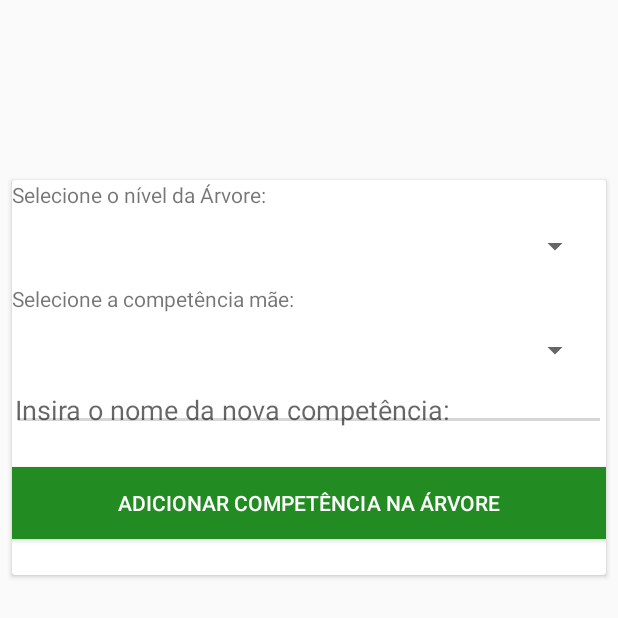
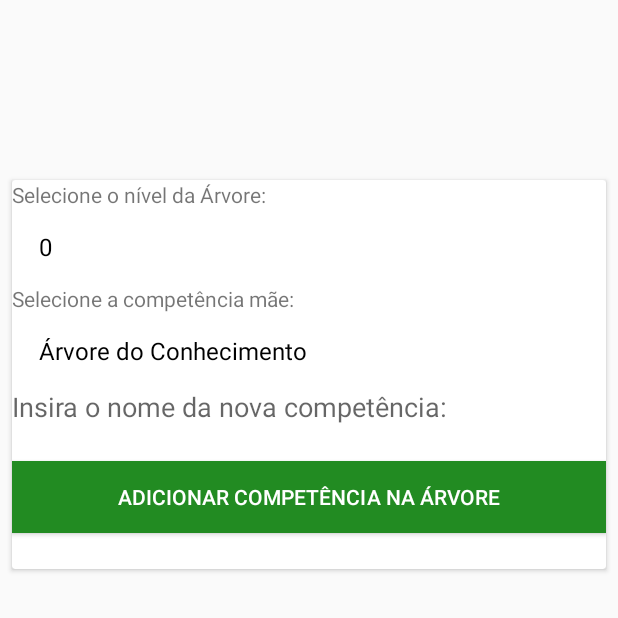
Before and after one commit to dsfb/LESW_FatecSP_2sem_2018, an Android app: the fragment InsertNewKnowledgeFragment shown on its own in the app's theme, on a phone screen of 412 x 824 dp, the top half of it. Run offline under Robolectric (Android 15) with nearby library versions, the phone set to English and light mode, and no system bars; our stand-ins replace ButterKnife, Room's generated code, RxJava; libraries missing offline, so code that uses them is left out: android.arch.persistence, com.unnamed.b.

Commit message:
Checkpoint final para o fim da tarde de 26/11/2018.

```diff
--- a/app/src/main/java/com/lesw/tree_knowledge/InsertNewKnowledgeFragment.java
+++ b/app/src/main/java/com/lesw/tree_knowledge/InsertNewKnowledgeFragment.java
@@ -1,13 +1,20 @@
 package com.lesw.tree_knowledge;
 
+import android.graphics.Color;
 import android.os.Bundle;
 import android.support.v4.app.Fragment;
 import android.view.LayoutInflater;
 import android.view.View;
 import android.view.ViewGroup;
+import android.widget.AdapterView;
+import android.widget.ArrayAdapter;
 import android.widget.Button;
 import android.widget.EditText;
 import android.widget.Spinner;
+import android.widget.TextView;
+import android.widget.Toast;
+
+import java.util.List;
 
 import butterknife.BindView;
 import butterknife.ButterKnife;
@@ -15,12 +22,24 @@ import butterknife.ButterKnife;
 public class InsertNewKnowledgeFragment extends Fragment {
     @BindView(R.id.spinner_select_level_tree)
     Spinner spinnerLevel;
+
     @BindView(R.id.spinner_select_parent_knowledge_tree)
     Spinner spinnerParent;
+
     @BindView(R.id.edit_text_new_knowledge)
     EditText editTextNewKnowledge;
 
     Button btnAdd;
+
+    ArrayAdapter<String> spAdapter;
+
+    ArrayAdapter<String> spParentAdapter;
+
+    private String selectedLevel;
+
+    private String selectedParentKnowledge;
+
+    private String insertedKnowledge;
 
     public InsertNewKnowledgeFragment() {
     }
@@ -32,9 +51,87 @@ public class InsertNewKnowledgeFragment extends Fragment {
 
         ButterKnife.bind(this, view);
 
+        List<Integer> levels = RoomDbManager.getInstance().loadLevelsForKnowledge();
+        int size = levels.size();
+
+        String[] levelArray = new String[size];
+
+        for (int i = 0; i < size; i++) {
+            levelArray[i] = Integer.toString(levels.get(i));
+        }
+
+        spAdapter = new ArrayAdapter<String>(this.getActivity(), android.R.layout.simple_spinner_item, levelArray);
+        spAdapter.setDropDownViewResource(android.R.layout.simple_spinner_dropdown_item);
+        spinnerLevel.setAdapter(spAdapter);
+
+        spinnerLevel.setOnItemSelectedListener(new AdapterView.OnItemSelectedListener() {
+            @Override
+            public void onItemSelected(AdapterView<?> parent, View view, int position, long id) {
+                ((TextView) view).setTextColor(Color.BLACK);
+                selectedLevel = (String) parent.getSelectedItem();
+                InsertNewKnowledgeFragment.this.refreshParentSpinner(selectedLevel);
+            }
+
+            @Override
+            public void onNothingSelected(AdapterView<?> parent) {
+
+            }
+        });
 
         btnAdd = (Button) view.findViewById(R.id.btn_add_knowledge);
 
+        btnAdd.setOnClickListener(new View.OnClickListener() {
+            @Override
+            public void onClick(View v) {
+                if (selectedLevel != null && !selectedLevel.isEmpty()) {
+                    if (selectedParentKnowledge != null && !selectedParentKnowledge.isEmpty()) {
+                        insertedKnowledge = editTextNewKnowledge.getText().toString();
+
+                        if (insertedKnowledge != null && !insertedKnowledge.isEmpty()) {
+                            Knowledge parent = RoomDbManager.getInstance().getKnowledgeByNameAndLevel(selectedParentKnowledge,
+                                    selectedLevel);
+                            Knowledge k = new Knowledge(insertedKnowledge, parent.getId(), parent.getLevel() + 1);
+                            Knowledge[] k_a = new Knowledge[1];
+                            k_a[0] = k;
+                            RoomDbManager.getInstance().insertKnowledgeArray(k_a);
+                            Toast.makeText(getActivity(), "A competência foi inserida com sucesso!", Toast.LENGTH_SHORT).show();
+                        }
+                    }
+                }
+            }
+        });
+
         return view;
     }
+
+    private void refreshParentSpinner(String level) {
+        try {
+            List<Knowledge> dados = RoomDbManager.getInstance().loadKnowledgeListByLevel(Integer.parseInt(level));
+            String[] strArr = new String[dados.size()];
+
+            for (int i = 0; i < dados.size(); i++) {
+                strArr[i] = dados.get(i).getName();
+            }
+
+            spParentAdapter = new ArrayAdapter<String>(this.getActivity(), android.R.layout.simple_spinner_item, strArr);
+            spParentAdapter.setDropDownViewResource(android.R.layout.simple_spinner_dropdown_item);
+            spinnerParent.setAdapter(spParentAdapter);
+
+            spinnerParent.setOnItemSelectedListener(new AdapterView.OnItemSelectedListener() {
+                @Override
+                public void onItemSelected(AdapterView<?> parent, View view, int position, long id) {
+                    ((TextView) view).setTextColor(Color.BLACK);
+                    selectedParentKnowledge = (String) parent.getSelectedItem();
+                }
+
+                @Override
+                public void onNothingSelected(AdapterView<?> parent) {
+
+                }
+            });
+        } catch (NumberFormatException nfe) {
+
+        }
+
+    }
 }
--- a/app/src/main/java/com/lesw/tree_knowledge/KnowledgeDao.java
+++ b/app/src/main/java/com/lesw/tree_knowledge/KnowledgeDao.java
@@ -29,6 +29,9 @@ public interface KnowledgeDao {
     @Query("SELECT * FROM knowledge WHERE name LIKE :name LIMIT 1")
     Knowledge findByName(String name);
 
+    @Query("SELECT * FROM knowledge WHERE name LIKE :name AND level LIKE :level LIMIT 1")
+    Knowledge findByNameAndLevel(String name, String level);
+
     @Query("SELECT * FROM knowledge WHERE id LIKE :id LIMIT 1")
     Knowledge findById(int id);
 
--- a/app/src/main/res/layout/fragment_insert_new_knowledge.xml
+++ b/app/src/main/res/layout/fragment_insert_new_knowledge.xml
@@ -35,6 +35,7 @@
                 android:layout_height="50dp"
                 android:layout_marginStart="10dp"
                 android:layout_marginEnd="10dp"
+                android:background="@color/white"
                 android:spinnerMode="dropdown" />
 
             <TextView
@@ -49,14 +50,16 @@
                 android:layout_height="50dp"
                 android:layout_marginStart="10dp"
                 android:layout_marginEnd="10dp"
+                android:background="@color/white"
                 android:spinnerMode="dropdown" />
 
-            <EditText
+            <android.support.v7.widget.AppCompatEditText
                 android:id="@+id/edit_text_new_knowledge"
                 android:layout_width="match_parent"
                 android:layout_height="wrap_content"
-                android:padding="2dp"
-                android:inputType="textAutoComplete"
+                android:inputType="text"
+                android:background="@color/white"
+                android:textColor="@color/black"
                 android:hint="@string/new_knowledge_insertion"
                 />
 
```
Also changed, not shown: app/src/main/java/com/lesw/tree_knowledge/RoomDbManager.java (+11 -0 lines).
